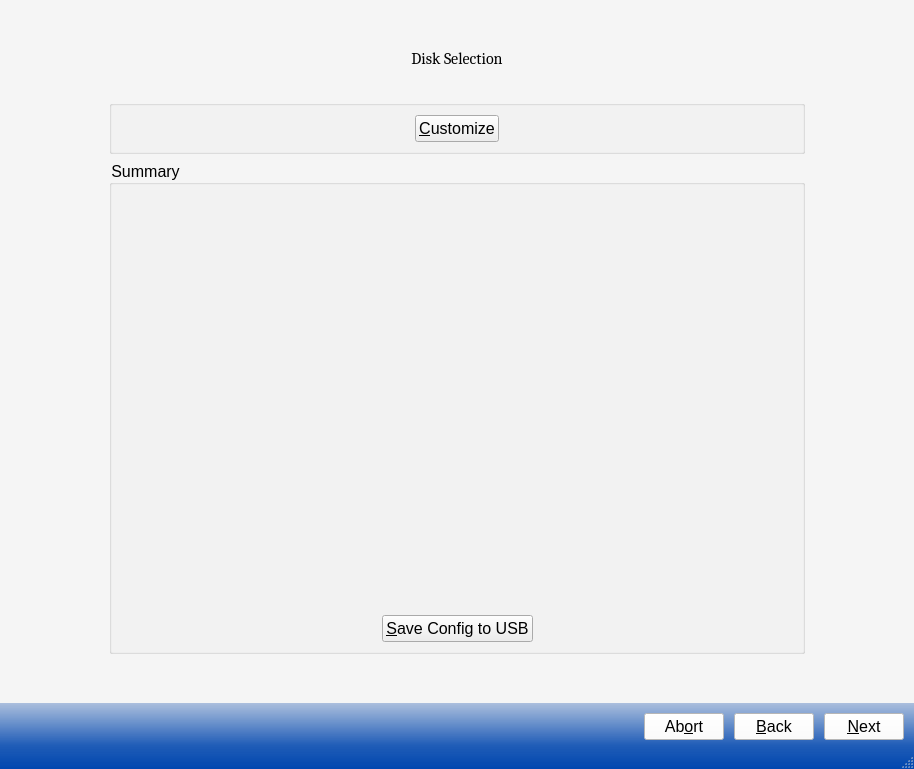
Old version of the form src-qt5/pc-installgui/installer.ui in the repository trueos/pcbsd.
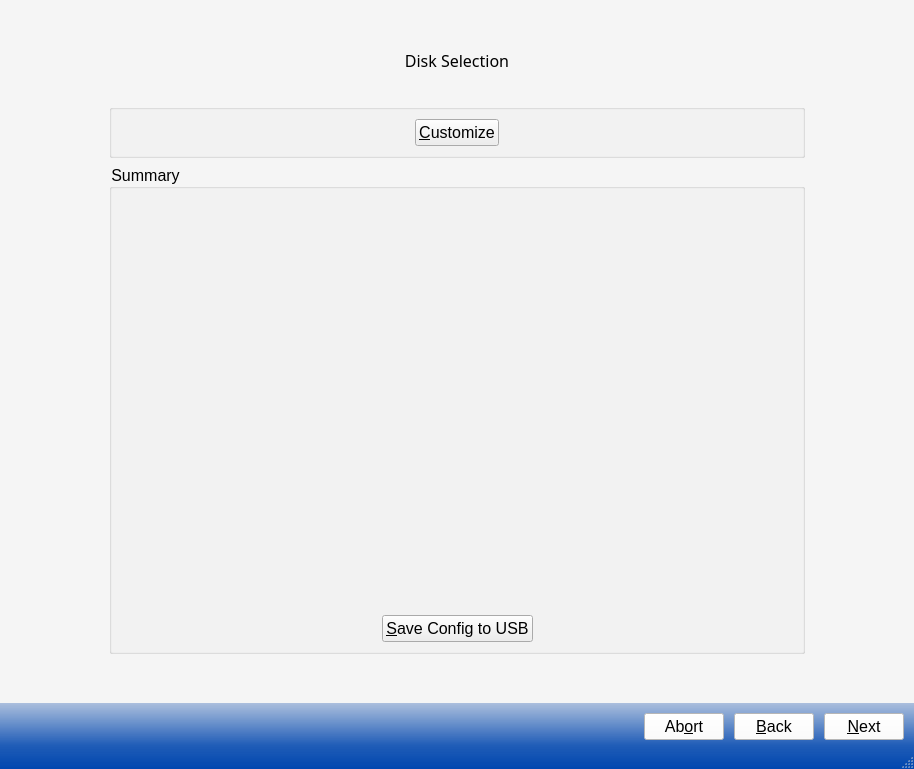
New version of the form. The open tabs and pages were chosen to show the change. Icons and pictures are not drawn.

Commit message: Oops, forgot to commit the font change in the installergui.

The edit to the form file:
```diff
--- a/src-qt5/pc-installgui/installer.ui
+++ b/src-qt5/pc-installgui/installer.ui
@@ -18,7 +18,7 @@
   </property>
   <property name="font">
    <font>
-    <family>Caladea</family>
+    <family>Noto Sans</family>
     <pointsize>12</pointsize>
    </font>
   </property>
@@ -30,12 +30,13 @@
   </property>
   <property name="styleSheet">
    <string notr="true">QWidget{
-  font-family: &quot;Caladea&quot;;
+  font-family: &quot;Noto Sans&quot;;
   font-size: 12pt;
 }
 QStatusBar{
 background-color: qlineargradient(spread:pad, x1:1, y1:1, x2:1, y2:0, stop:0 rgba(0, 70, 175,255), stop:1 rgba(0, 70, 175,220));
 color: white;
+font-weight: bold;
 }
 QWidget#footerWidget{
 background-color: qlineargradient(spread:pad, x1:1, y1:1, x2:1, y2:-0.5, stop:0 rgba(0, 70, 175,220), stop:1 transparent);
@@ -659,7 +660,7 @@
            <widget class="QLabel" name="label_5">
             <property name="font">
              <font>
-              <family>Caladea</family>
+              <family>Noto Sans</family>
               <pointsize>12</pointsize>
              </font>
             </property>
```
Left out of the diff: 2 changed lines with no effect on the pictures.
